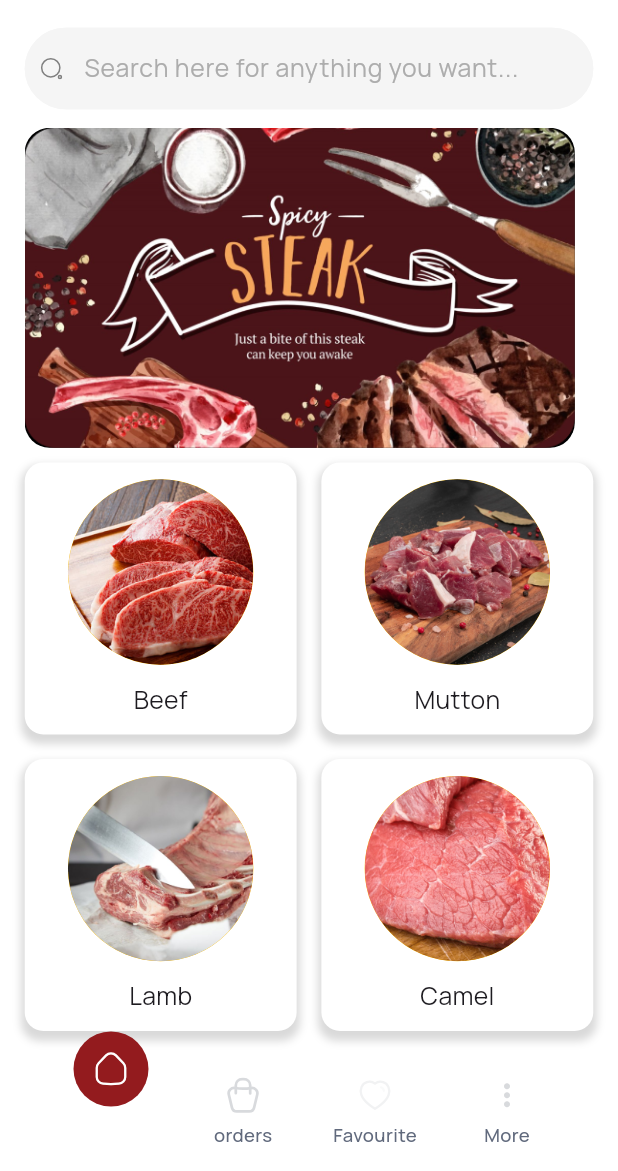
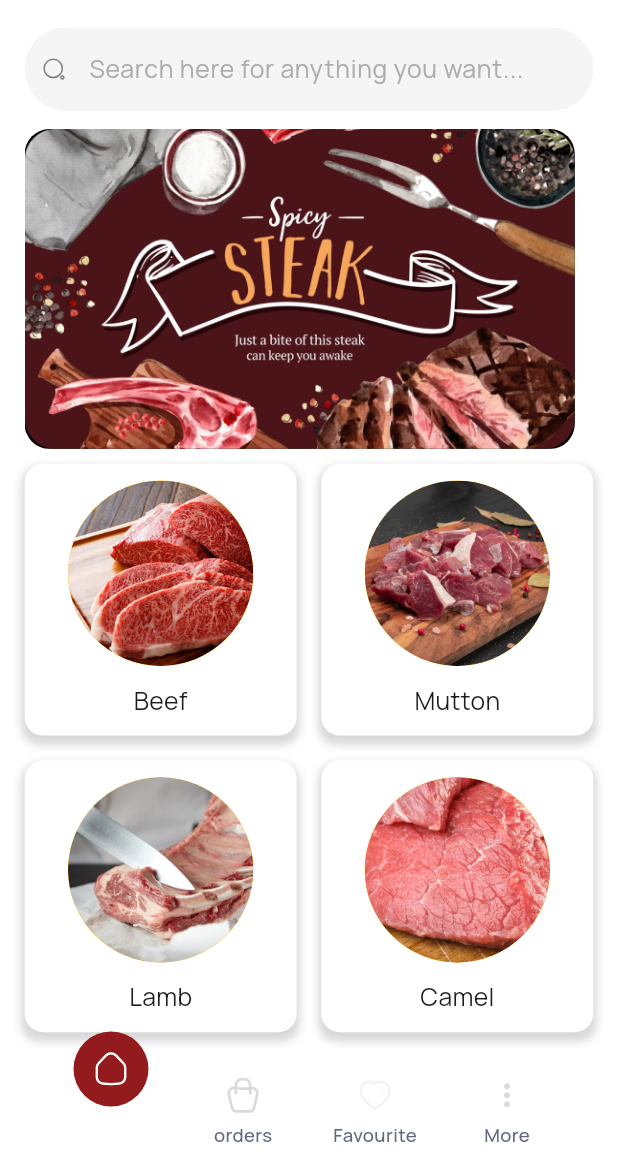
Before and after one commit to fazilnazkolambil/meat_shop_app, a Flutter app: the screen it shows after launch, on a phone screen of 412 x 824 dp, the part 65-1236 px from its top. Run offline on Flutter 3.47's test engine with Material 3 defaults, Android fonts, the phone set to English and light mode, and no system bars; drawn by our look-alikes of animated_notch_bottom_bar, carousel_slider; our stand-ins replace country_code_picker, firebase_core, flutter_svg, google_fonts, lottie, smooth_page_indicator; accounts and stored records are empty.

Commit message:
home Page error solved

```diff
--- a/lib/feature/homePage/screens/HomePage.dart
+++ b/lib/feature/homePage/screens/HomePage.dart
@@ -86,7 +86,7 @@ class _HomePageState extends State<HomePage> {
             mainAxisAlignment: MainAxisAlignment.spaceEvenly,
               children: [
                 Container(
-                  height: scrHeight*0.066,
+                  height: scrHeight*0.067,
                   width: scrWidth*1,
                   margin: EdgeInsets.only(bottom: scrWidth*0.03),
                   child: TextFormField(
@@ -100,7 +100,7 @@ class _HomePageState extends State<HomePage> {
                       fillColor: colorConst.grey1,
                       filled: true,
                       prefixIcon: Padding(
-                        padding: EdgeInsets.all(scrWidth*0.025),
+                        padding: EdgeInsets.all(scrWidth*0.029),
                         child: SvgPicture.asset(iconConst.search,
                         ),
                       ),prefixIconConstraints: BoxConstraints(
```
Also changed, not shown: lib/feature/homePage/screens/Mutton_List.dart (added, +21 -0 lines).
